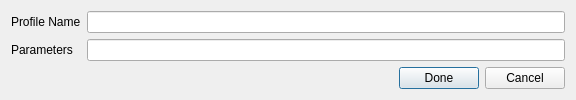
nmapsi4/nmapsi4, file src/platform/ui/addparameterstobookmark.ui: the form before one commit.
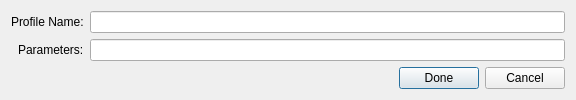
The form after the commit. Icons and pictures are not drawn.

What changed in the file:
```diff
--- a/src/platform/ui/addparameterstobookmark.ui
+++ b/src/platform/ui/addparameterstobookmark.ui
@@ -35,20 +35,26 @@
   <layout class="QVBoxLayout" name="verticalLayout_2">
    <item>
     <layout class="QGridLayout" name="gridLayout">
-     <item row="0" column="0">
+     <item row="0" column="0" alignment="Qt::AlignRight">
       <widget class="QLabel" name="label">
        <property name="text">
-        <string>Profile Name</string>
+        <string>Profile Name:</string>
+       </property>
+       <property name="buddy">
+        <cstring>lineProfileName</cstring>
        </property>
       </widget>
      </item>
      <item row="0" column="1">
       <widget class="QLineEdit" name="lineProfileName"/>
      </item>
-     <item row="1" column="0">
+     <item row="1" column="0" alignment="Qt::AlignRight">
       <widget class="QLabel" name="label_2">
        <property name="text">
-        <string>Parameters</string>
+        <string>Parameters:</string>
+       </property>
+       <property name="buddy">
+        <cstring>lineProfilePar</cstring>
        </property>
       </widget>
      </item>
```
Left out of the diff: 8 changed lines with no effect on the pictures.
